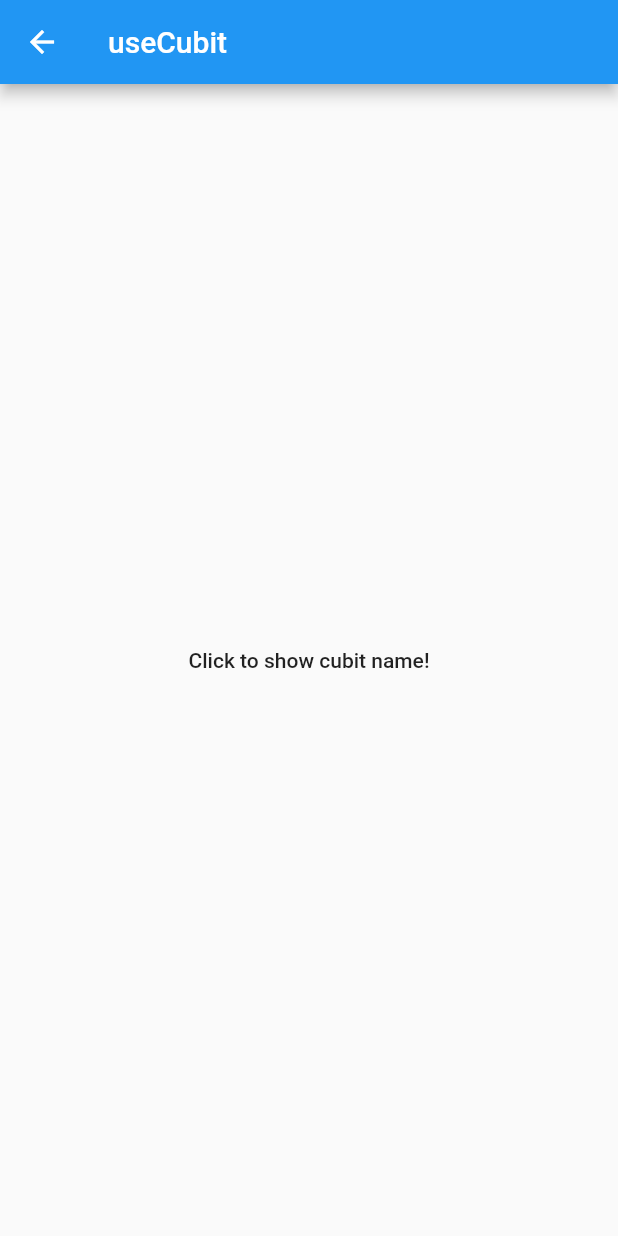
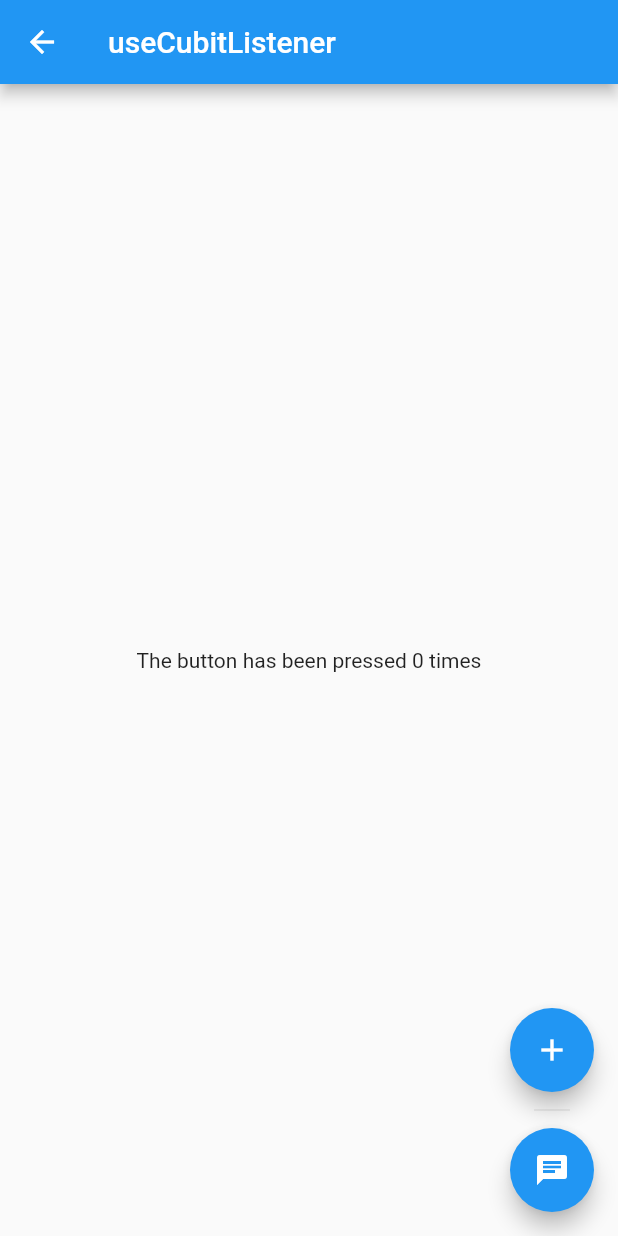
Before and after one commit to Iteo/hooked_bloc, a Flutter app: the screen it shows after launch, after a tap on "Show useCubitListener usage", on a phone screen of 412 x 824 dp. Run offline on Flutter 3.47's test engine with Material 2 defaults, Android fonts, the phone set to English and light mode, and no system bars; our stand-ins replace bloc, flutter_bloc, flutter_hooks, get_it, injectable; generated files the repository leaves out were written again.

Commit message:
Created sample of useCubitListener

```diff
--- a/example/lib/presentation/counter_cubit.dart
+++ b/example/lib/presentation/counter_cubit.dart
@@ -2,10 +2,10 @@ import 'package:flutter_bloc/flutter_bloc.dart';
 
 class CounterCubit extends Cubit<int> {
   final String name;
+
   CounterCubit(this.name) : super(0);
 
+  void init() {}
+
   void increment() => emit(state + 1);
-
-  void init() {
-  }
 }
--- /dev/null
+++ b/example/lib/presentation/use_cubit_listener_page.dart
@@ -0,0 +1,101 @@
+import 'package:flutter/material.dart';
+import 'package:hooked_bloc/hooked_bloc.dart';
+import 'package:flutter_hooks/flutter_hooks.dart';
+import 'package:flutter_bloc/flutter_bloc.dart';
+
+class ShowMessage extends BuildState {
+  final String message;
+
+  ShowMessage(this.message);
+}
+
+class UpdateScreen extends BuildState {
+  final int counter;
+
+  UpdateScreen(this.counter);
+}
+
+// For default when you don't specify buildWhen for your useCubitBuilder,
+// you must set base class for state as a BuildState!
+class EventCubit extends Cubit<BuildState> {
+  EventCubit() : super(UpdateScreen(0));
+
+  var _counter = 0;
+
+  void showMessage(String message) {
+    emit(ShowMessage(message));
+    print(message);
+  }
+
+  void increment() {
+    _counter += 1;
+    emit(UpdateScreen(_counter));
+    print(_counter);
+  }
+}
+
+// The page must inherit from HookWidget
+class UseCubitListenerPage extends StatelessWidget {
+  UseCubitListenerPage({Key? key}) : super(key: key);
+
+  final EventCubit cubit = EventCubit();
+
+  @override
+  Widget build(BuildContext context) {
+    return Scaffold(
+      appBar: AppBar(title: const Text("useCubitListener")),
+      floatingActionButton: Column(
+        mainAxisAlignment: MainAxisAlignment.end,
+        children: [
+          FloatingActionButton(
+            key: const Key("FAB increment"),
+            onPressed: () => cubit.increment(),
+            child: const Icon(Icons.add),
+          ),
+          const SizedBox.square(dimension: 24, child: Divider()),
+          FloatingActionButton(
+            key: const Key("FAB message"),
+            onPressed: () => cubit.showMessage("New message"),
+            child: const Icon(Icons.chat),
+          ),
+        ],
+      ),
+      body: _ScaffoldBody(cubit: cubit),
+    );
+  }
+}
+
+class _ScaffoldBody extends HookWidget {
+  const _ScaffoldBody({
+    Key? key,
+    required this.cubit,
+  }) : super(key: key);
+
+  final EventCubit cubit;
+
+  @override
+  Widget build(BuildContext context) {
+    // Handle state as event independently of the view state
+    useCubitListener(cubit, (_, value, context) {
+      _showMessage(context, (value as ShowMessage).message);
+    }, listenWhen: (state) => state is ShowMessage);
+
+    final state = useCubitBuilder(cubit, buildWhen: (st) => st is UpdateScreen);
+    // Because of the buildWhen, we are sure about state type
+    final count = (state as UpdateScreen).counter;
+
+    return Center(child: Text("The button has been pressed $count times"));
+  }
+
+  _showMessage(BuildContext context, String? message) {
+    Scaffold.of(context).showBottomSheet(
+      (context) => Padding(
+        padding: const EdgeInsets.all(8.0),
+        child: BottomSheet(
+          onClosing: () {},
+          builder: (_) => Text(message ?? "Some message"),
+        ),
+      ),
+    );
+  }
+}
--- a/example/lib/presentation/use_cubit_page.dart
+++ b/example/lib/presentation/use_cubit_page.dart
@@ -1,4 +1,3 @@
-import 'package:example/presentation/counter_cubit.dart';
 import 'package:flutter/material.dart';
 import 'package:flutter_hooks/flutter_hooks.dart';
 import 'package:hooked_bloc/hooked_bloc.dart';
--- a/lib/src/bloc_listener.dart
+++ b/lib/src/bloc_listener.dart
@@ -10,7 +10,6 @@ typedef BlocListener<BLOC extends BlocBase<S>, S> = void Function(
   S current,
   BuildContext context,
 );
-
 
 void useCubitListener<BLOC extends BlocBase<S>, S>(
   BLOC bloc,
```
Also changed, not shown: example/lib/presentation/home_page.dart (+3 -5 lines).
